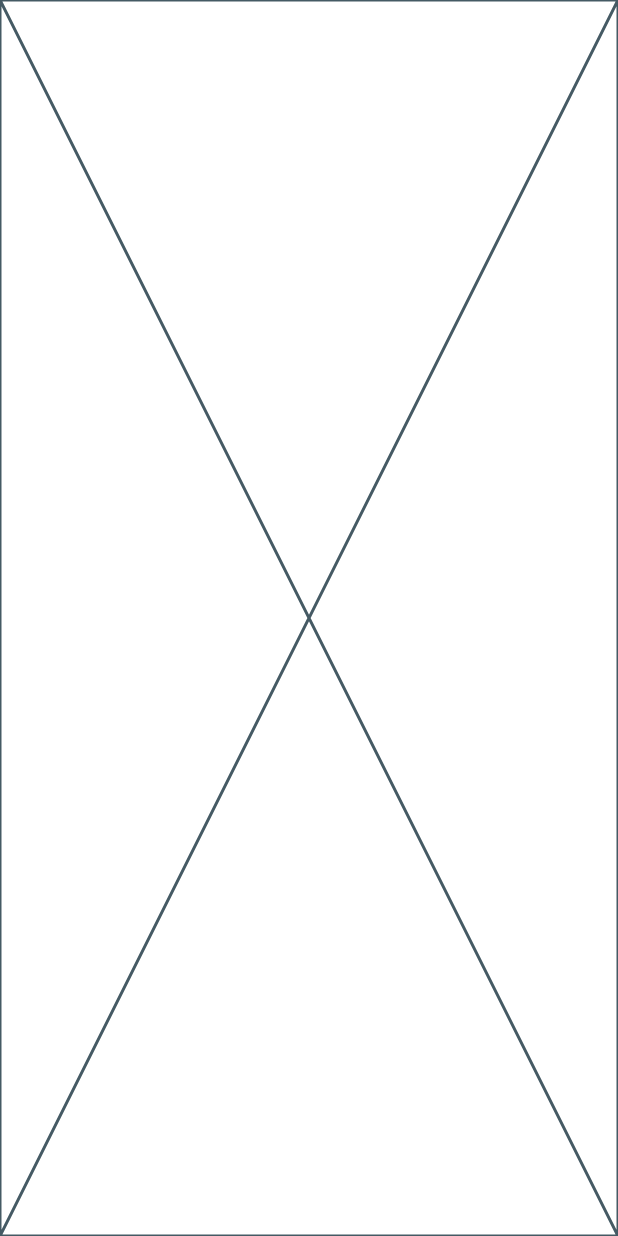
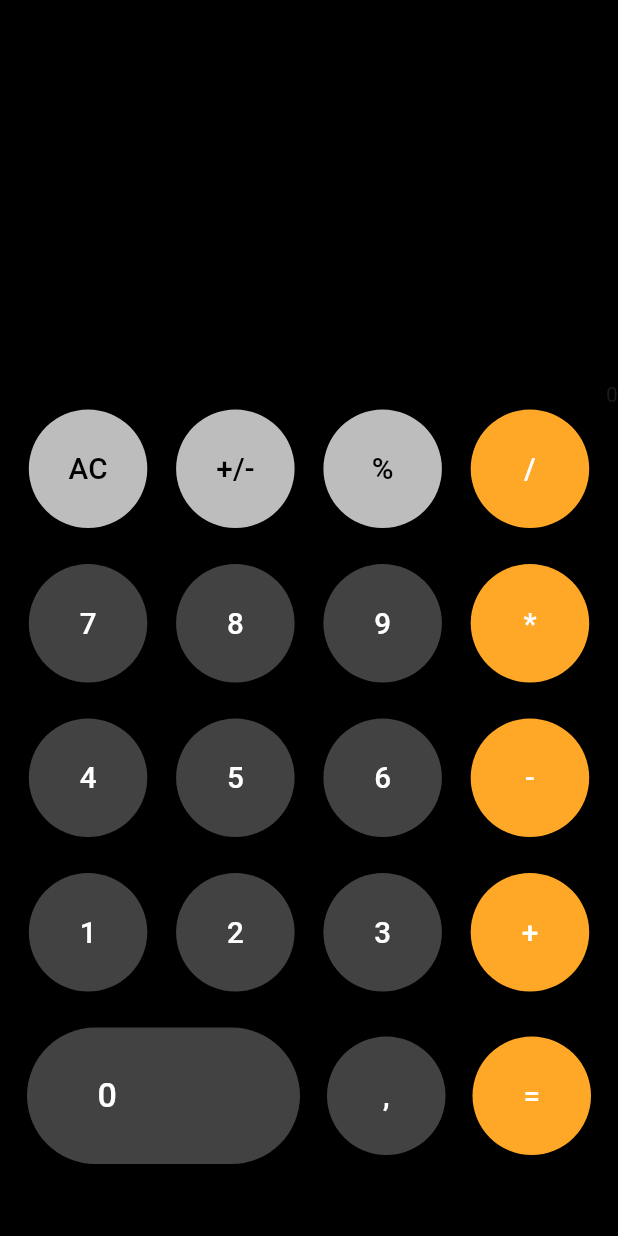
Before and after one commit to SoftwareEngeenering-fall-2024/calculator-frontend, a Flutter app: the screen it shows after launch, on a phone screen of 412 x 824 dp. Run offline on Flutter 3.47's test engine with Material 3 defaults, Android fonts, the phone set to English and light mode, and no system bars; our stand-ins replace get_it, injectable.

Commit message:
made calculator UI (buttons)

```diff
--- a/lib/main.dart
+++ b/lib/main.dart
@@ -1,7 +1,151 @@
+import 'dart:math';
+
 import 'package:flutter/material.dart';
 
-import 'app.dart';
+void main() {
+  runApp(const MyApp());
+}
 
-void main() {
-  runApp(const App());
+class MyApp extends StatelessWidget {
+  const MyApp({super.key});
+
+  @override
+  Widget build(BuildContext context) {
+    return MaterialApp(
+      title: 'Flutter Demo',
+      theme: ThemeData(
+        colorScheme: ColorScheme.fromSeed(seedColor: Colors.deepPurple),
+        useMaterial3: true,
+      ),
+      home: const MyHomePage(title: 'Flutter Demo Home Page'),
+    );
+  }
 }
+
+class MyHomePage extends StatefulWidget {
+  const MyHomePage({super.key, required this.title});
+  final String title;
+
+  @override
+  State<MyHomePage> createState() => _MyHomePageState();
+
+
+}
+
+class CalcButton extends StatelessWidget {
+  const CalcButton({super.key, required this.size, required this.text, this.factor = 1.0 , required this.buttonColor, this.textColor = white});
+  static const Color white = Color(0xFFFFFFFF);
+  final String text;
+  final double size;
+  final double factor;
+  final Color buttonColor;
+  final Color textColor;
+
+  @override
+  Widget build(BuildContext context) {
+    return SizedBox(
+        width: size,
+        height: size * factor,
+        child: ElevatedButton(
+          child: Text(text, style: TextStyle(fontSize: size * factor / 4, color: textColor)),
+          onPressed: () {},
+          style: ElevatedButton.styleFrom(shape: StadiumBorder(), backgroundColor: buttonColor),
+        ));
+  }
+}
+
+class textLine extends StatelessWidget{
+  const textLine({super.key, required this.text});
+  final String text;
+
+  @override
+  Widget build(BuildContext context) {
+    return FittedBox(
+      child: Text(text, textDirection: TextDirection.ltr,selectionColor: Color(0xFFFFFFFF),));
+  }
+}
+
+class _MyHomePageState extends State<MyHomePage> {
+
+  @override
+  Widget build(BuildContext context) {
+    double size = min(MediaQuery.sizeOf(context).width / 4,
+                MediaQuery.sizeOf(context).height / 6) -24;
+    return Scaffold(
+      body: Center(
+
+        child:Container(
+          color: Color(0xFF000000),
+          constraints: BoxConstraints(
+            maxHeight: 2000,
+            minHeight: 1000,
+            minWidth: 600,
+            maxWidth: 1000,
+          ),
+          child: Column(
+
+            mainAxisAlignment: MainAxisAlignment.end,
+            children: <Widget>[
+              Row(
+                mainAxisAlignment: MainAxisAlignment.end,
+                children:
+                [
+                  textLine(text: '0'),
+                ]
+              ),
+              Row(
+                mainAxisAlignment: MainAxisAlignment.spaceEvenly,
+                children: [
+                  CalcButton(size: size, text: "AC", buttonColor: Color(0xFFBDBDBD), textColor: Color(0xFF000000)),
+                  CalcButton(size: size, text: "+/-",buttonColor: Color(0xFFBDBDBD), textColor: Color(0xFF000000)),
+                  CalcButton(size: size, text: "%",buttonColor: Color(0xFFBDBDBD), textColor: Color(0xFF000000)),
+                  CalcButton(size: size, text: "/",buttonColor: Color(0xFFFFA726)),
+                ],
+              ),
+              SizedBox(height: 24),
+              Row(
+                mainAxisAlignment: MainAxisAlignment.spaceEvenly,
+                children: [
+                  CalcButton(size: size, text: "7",buttonColor: Color(0xFF424242)),
+                  CalcButton(size: size, text: "8",buttonColor: Color(0xFF424242)),
+                  CalcButton(size: size, text: "9",buttonColor: Color(0xFF424242)),
+                  CalcButton(size: size, text: "*",buttonColor: Color(0xFFFFA726)),
+                ],
+              ),
+              SizedBox(height: 24),
+              Row(
+                mainAxisAlignment: MainAxisAlignment.spaceEvenly,
+                children: [
+                  CalcButton(size: size, text: "4",buttonColor: Color(0xFF424242)),
+                  CalcButton(size: size, text: "5",buttonColor: Color(0xFF424242)),
+                  CalcButton(size: size, text: "6",buttonColor: Color(0xFF424242)),
+                  CalcButton(size: size, text: "-",buttonColor: Color(0xFFFFA726)),
+                ],
+              ),
+              SizedBox(height: 24),
+              Row(
+                mainAxisAlignment: MainAxisAlignment.spaceEvenly,
+                children: [
+                  CalcButton(size: size, text: "1",buttonColor: Color(0xFF424242)),
+                  CalcButton(size: size, text: "2",buttonColor: Color(0xFF424242)),
+                  CalcButton(size: size, text: "3",buttonColor: Color(0xFF424242)),
+                  CalcButton(size: size, text: "+",buttonColor: Color(0xFFFFA726)),
+                ],
+              ),
+              SizedBox(height: 24),
+              Row(
+                mainAxisAlignment: MainAxisAlignment.spaceEvenly,
+                children: [
+                  CalcButton(size: size * 2 + 24, text: "0             ", factor: 0.5,buttonColor: Color(0xFF424242)),
+                  CalcButton(size: size, text: ",",buttonColor: Color(0xFF424242)),
+                  CalcButton(size: size, text: "=",buttonColor: Color(0xFFFFA726)),
+                ],
+              ),
+              SizedBox(height: 48),
+            ],
+          ),
+        ),
+      )
+    );
+  }
+}
```
